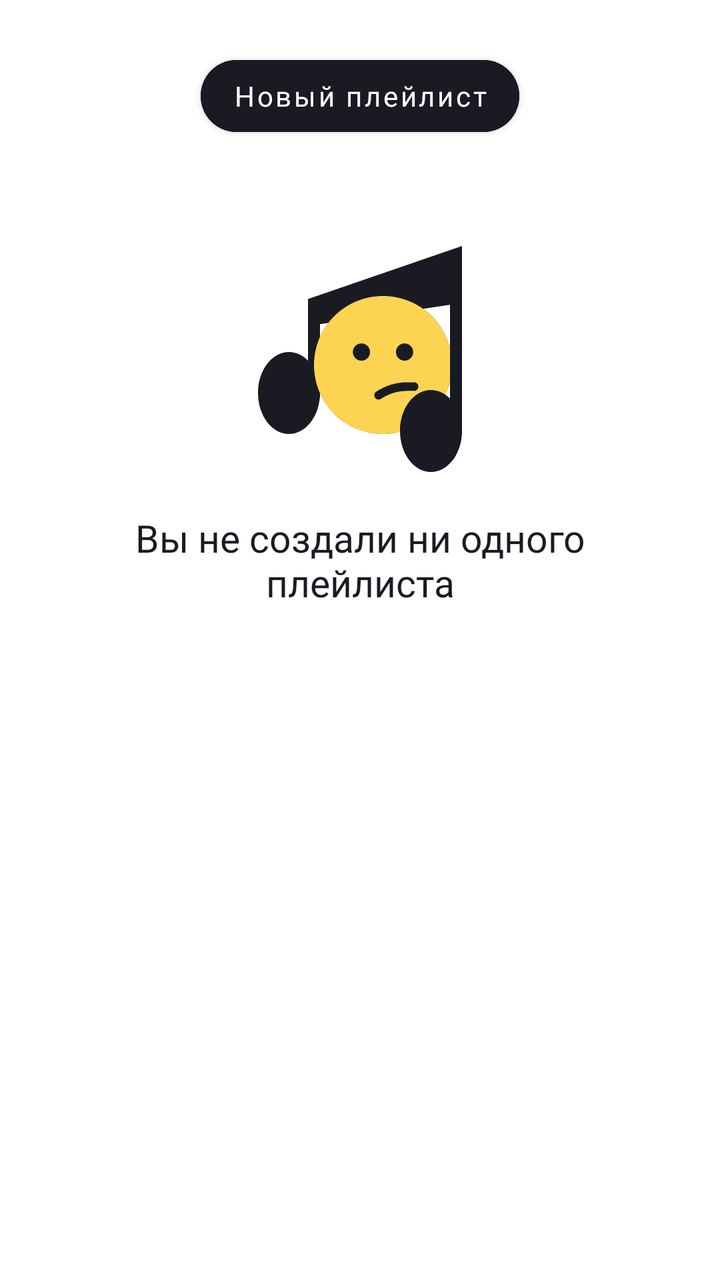
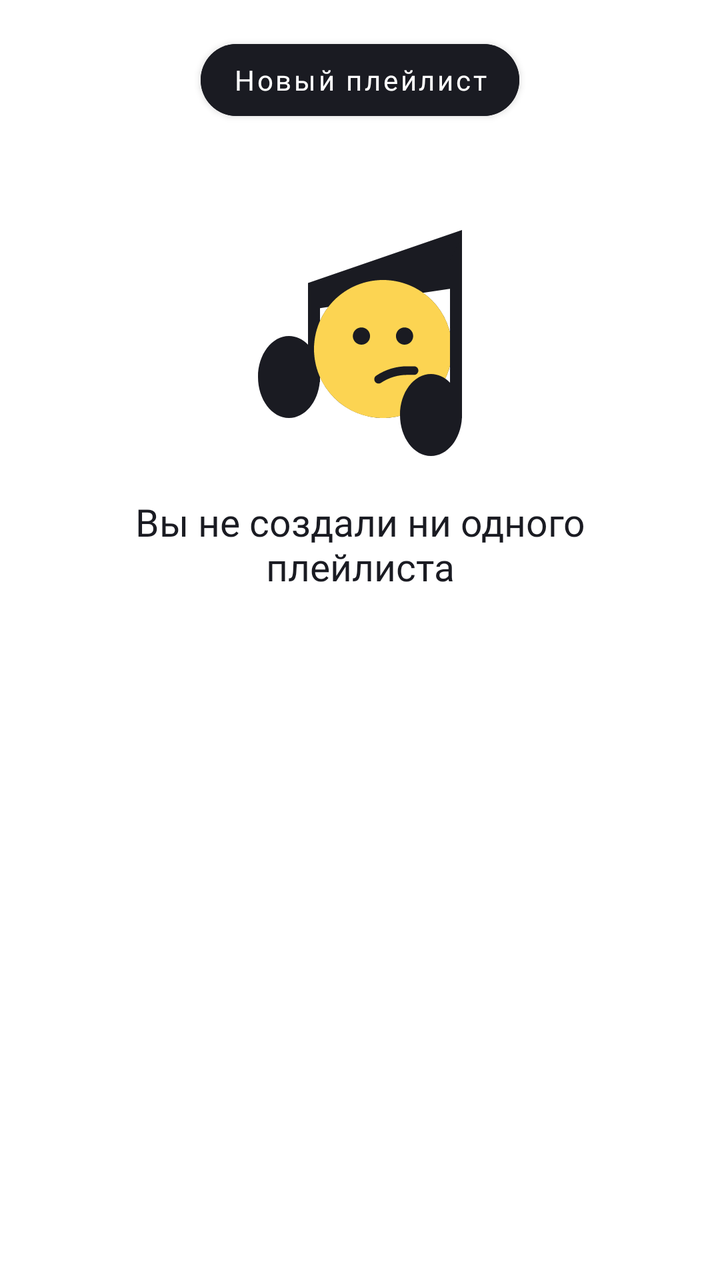

An Android layout rendered at two revisions. The XML below is the earlier revision; the diff shows what the commit changed to produce the second picture.
<!-- AndroidManifest.xml: application theme Theme.PlaylistMaker -->
<!-- res/layout/fragment_playlists.xml -->
<?xml version="1.0" encoding="utf-8"?>
<LinearLayout xmlns:android="http://schemas.android.com/apk/res/android"
    xmlns:app="http://schemas.android.com/apk/res-auto"
    android:layout_width="match_parent"
    android:layout_height="match_parent"
    android:gravity="center_horizontal"
    android:orientation="vertical"
    style="@style/backgroundColorActivity">

    <Button
        android:id="@+id/new_playlist_button"
        android:layout_width="wrap_content"
        android:layout_height="wrap_content"
        android:layout_marginTop="24dp"
        android:backgroundTint="?attr/colorOnSurface"
        android:fontFamily="@font/ys_display_medium"
        android:text="@string/new_playlist"
        android:textAllCaps="false"
        android:textColor="?attr/colorSurface"
        android:textSize="@dimen/text_size_14"
        app:cornerRadius="@dimen/button_refresh_radius" />

    <ImageView
        android:layout_width="wrap_content"
        android:layout_height="wrap_content"
        android:layout_marginTop="48dp"
        android:src="@drawable/ic_placeholder_track_error" />


    <TextView
        android:layout_width="wrap_content"
        android:layout_height="wrap_content"
        android:layout_marginTop="@dimen/margin_small"
        android:layout_marginStart="24dp"
        android:layout_marginEnd="24dp"
        android:gravity="center"
        android:fontFamily="@font/ys_display_medium"
        android:text="@string/empty_playlists_message"
        android:textColor="?attr/colorOnSurface"
        android:textSize="19sp" />



</LinearLayout>
<!-- resources referenced by this layout -->
<resources>
  <dimen name="button_refresh_radius">54dp</dimen>
  <dimen name="margin_small">16dp</dimen>
  <dimen name="text_size_14">14sp</dimen>
  <!-- drawable ic_placeholder_track_error: vector/xml drawable (drawable, 2286 chars, omitted) -->
  <string name="empty_playlists_message">Вы не создали ни одного плейлиста</string>
  <string name="new_playlist">Новый плейлист</string>
  <style name="backgroundColorActivity">
          <item name="android:background">?attr/colorSurface</item>
      </style>
  <style name="Theme.PlaylistMaker" parent="Base.Theme.PlaylistMaker" />
  <style name="Base.Theme.PlaylistMaker" parent="Theme.MaterialComponents.DayNight.NoActionBar">
          
          <item name="colorPrimary">@color/yp_blue</item>
          <item name="colorOnPrimary">@color/yp_white</item>
          <item name="colorSecondary">@color/switchOn</item>
          <item name="colorOnSecondary">@color/yp_white</item>
          <item name="colorSurface">@color/yp_white</item>
          <item name="colorOnSurface">@color/yp_black</item>
          <item name="colorOnSurfaceVariant">@color/yp_textGray</item>
          <item name="colorTextHintPrimary">@color/yp_textGray</item>
          <item name="android:windowBackground">@color/yp_white</item>
          <item name="iconColor">@color/yp_textGray</item>
          <item name="colorArtistNameText">@color/yp_textGray</item>
          <item name="colorTimeTrackText">@color/yp_textGray</item>
      </style>
  <color name="yp_blue">#3772E7</color>
  <color name="yp_white">#FFFFFFFF</color>
  <color name="switchOn">#3772E7</color>
  <color name="yp_black">#1A1B22</color>
  <color name="yp_textGray">#AEAFB4</color>
</resources>

<!-- the commit's change to res/layout/fragment_playlists.xml (unified diff, before → after) -->
@@ -11,7 +11,7 @@
         android:id="@+id/new_playlist_button"
         android:layout_width="wrap_content"
         android:layout_height="wrap_content"
-        android:layout_marginTop="24dp"
+        android:layout_marginTop="@dimen/padding_medium"
         android:backgroundTint="?attr/colorOnSurface"
         android:fontFamily="@font/ys_display_medium"
         android:text="@string/new_playlist"
@@ -23,7 +23,7 @@
     <ImageView
         android:layout_width="wrap_content"
         android:layout_height="wrap_content"
-        android:layout_marginTop="48dp"
+        android:layout_marginTop="@dimen/margin_top_48"
         android:src="@drawable/ic_placeholder_track_error" />
 
 
@@ -31,13 +31,13 @@
         android:layout_width="wrap_content"
         android:layout_height="wrap_content"
         android:layout_marginTop="@dimen/margin_small"
-        android:layout_marginStart="24dp"
-        android:layout_marginEnd="24dp"
+        android:layout_marginStart="@dimen/margin_top_medium"
+        android:layout_marginEnd="@dimen/margin_top_medium"
         android:gravity="center"
         android:fontFamily="@font/ys_display_medium"
         android:text="@string/empty_playlists_message"
         android:textColor="?attr/colorOnSurface"
-        android:textSize="19sp" />
+        android:textSize="@dimen/text_size_19" />
 
 
 
<!-- resource entries referenced after the edit -->
@@ -2,7 +2,11 @@
 <resources>
   <dimen name="button_refresh_radius">54dp</dimen>
   <dimen name="margin_small">16dp</dimen>
+  <dimen name="margin_top_48">48dp</dimen>
+  <dimen name="margin_top_medium">24dp</dimen>
+  <dimen name="padding_medium">16dp</dimen>
   <dimen name="text_size_14">14sp</dimen>
+  <dimen name="text_size_19">19sp</dimen>
   <!-- drawable ic_placeholder_track_error: vector/xml drawable (drawable, 2286 chars, omitted) -->
   <string name="empty_playlists_message">Вы не создали ни одного плейлиста</string>
   <string name="new_playlist">Новый плейлист</string>
